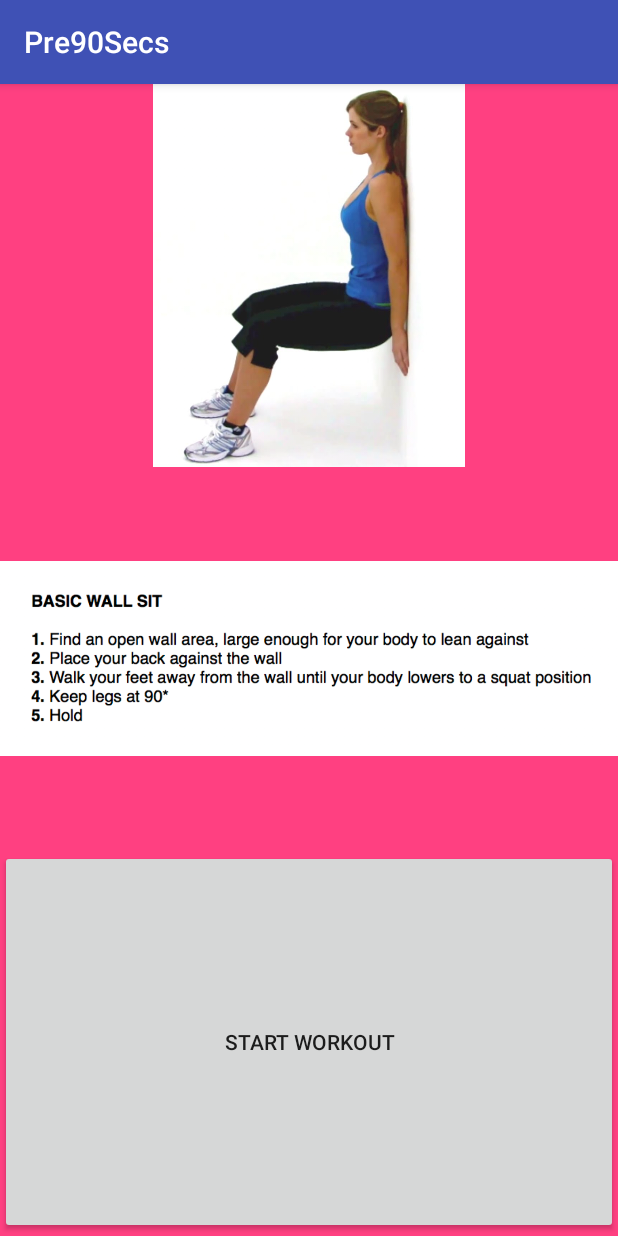
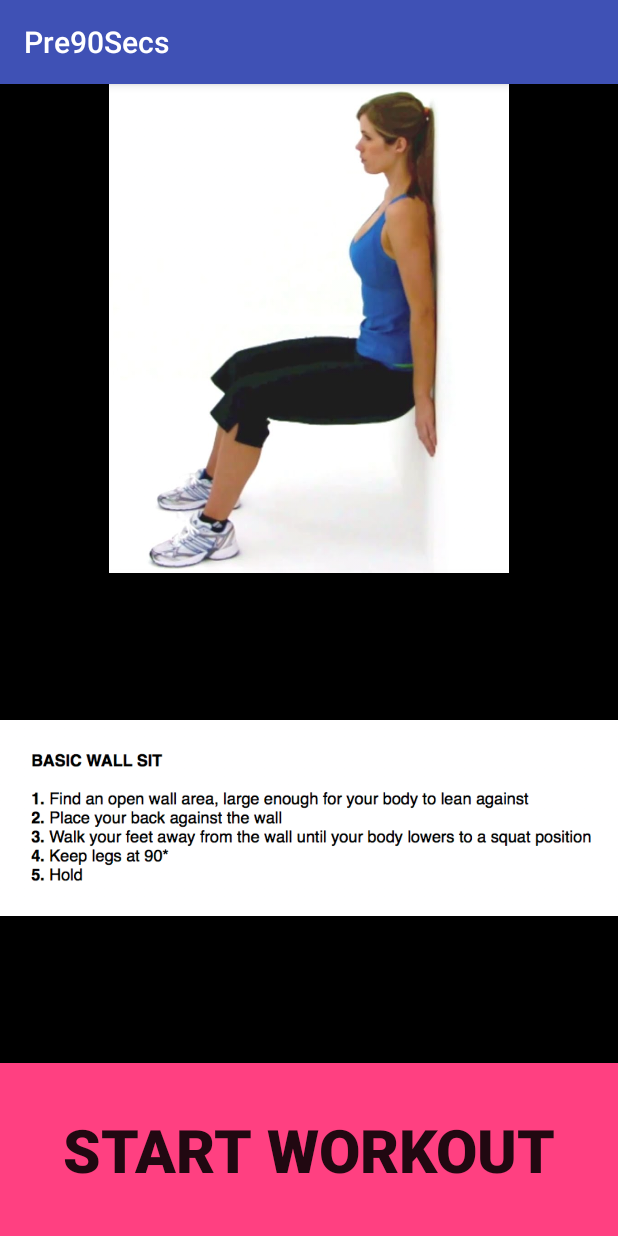
Before and after one commit to alliejc/pre90secs-android, an Android app: the screen it shows after launch (MainActivity), after a tap on "FETCH A WORKOUT", on a phone screen of 412 x 824 dp. Run offline under Robolectric (Android 15) with nearby library versions, the phone set to English and light mode, and no system bars.

Commit message:
Added timer

```diff
--- a/app/src/main/java/com/allie/pre90secs/FetchWorkoutFragment.java
+++ b/app/src/main/java/com/allie/pre90secs/FetchWorkoutFragment.java
@@ -48,14 +48,15 @@ public class FetchWorkoutFragment extends Fragment {
         mFetchWorkoutButton.setOnClickListener(new View.OnClickListener() {
             @Override
             public void onClick(View v) {
+
                 onButtonPressed(true);
             }
         });
     }
 
-    public void onButtonPressed(Boolean grabWorkout) {
+    public void onButtonPressed(boolean loadWorkout) {
         if (mListener != null) {
-            mListener.onFetchWorkoutFragmentInteraction(grabWorkout);
+            mListener.onFetchWorkoutFragmentInteraction(loadWorkout);
         }
     }
 
@@ -77,6 +78,6 @@ public class FetchWorkoutFragment extends Fragment {
     }
 
     public interface OnFetchWorkoutFragmentInteractionListener {
-        void onFetchWorkoutFragmentInteraction(Boolean fetchWorkout);
+        void onFetchWorkoutFragmentInteraction(boolean loadWorkout);
     }
 }
--- a/app/src/main/java/com/allie/pre90secs/MainActivity.java
+++ b/app/src/main/java/com/allie/pre90secs/MainActivity.java
@@ -1,13 +1,12 @@
 package com.allie.pre90secs;
 
-
-import android.net.Uri;
 import android.support.v4.app.FragmentManager;
 import android.support.v4.app.FragmentTransaction;
 import android.support.v7.app.AppCompatActivity;
 import android.os.Bundle;
 import android.view.View;
 import android.widget.Button;
+import android.widget.Toast;
 
 
 public class MainActivity extends AppCompatActivity implements WorkoutFragment.OnWorkoutFragmentInteractionListener, FetchWorkoutFragment.OnFetchWorkoutFragmentInteractionListener {
@@ -20,28 +19,39 @@ public class MainActivity extends AppCompatActivity implements WorkoutFragment.O
         setContentView(R.layout.activity_main);
 
         mFragmentManager = getSupportFragmentManager();
-
-        manageFragmentStack();
-
+        showInitialScreen(false);
     }
 
-    private void manageFragmentStack() {
-        FetchWorkoutFragment fragment = FetchWorkoutFragment.newInstance();
-        mFragmentManager.beginTransaction().add(R.id.main_framelayout, fragment, "fragment").addToBackStack(null)
-                .addToBackStack(null)
-                .commit();
+    private void manageFragmentStack(boolean loadWorkout) {
+
+            if (loadWorkout) {
+//                mFragmentManager.popBackStack(null, FragmentManager.POP_BACK_STACK_INCLUSIVE);
+                WorkoutFragment workoutFragment = WorkoutFragment.newInstance();
+                mFragmentManager.beginTransaction().add(R.id.main_framelayout, workoutFragment, "fragment").addToBackStack(null)
+                        .addToBackStack(null)
+                        .commit();
+            } else {
+//                mFragmentManager.popBackStack(null, FragmentManager.POP_BACK_STACK_INCLUSIVE);
+                FetchWorkoutFragment fetchWorkoutFragment = FetchWorkoutFragment.newInstance();
+                mFragmentManager.beginTransaction().add(R.id.main_framelayout, fetchWorkoutFragment, "fragment").addToBackStack(null)
+                        .addToBackStack(null)
+                        .commit();
+            }
+    }
+
+    private void showInitialScreen(boolean loadWorkout) {
+        manageFragmentStack(loadWorkout);
     }
 
     @Override
-    public void onWorkoutFragmentInteraction(Uri uri) {
-        manageFragmentStack();
+    public void onWorkoutFragmentInteraction(boolean loadWorkout) {
+
+        manageFragmentStack(loadWorkout);
     }
 
     @Override
-    public void onFetchWorkoutFragmentInteraction(Boolean fetchWorkout) {
-        WorkoutFragment fragment = WorkoutFragment.newInstance();
-        mFragmentManager.beginTransaction().add(R.id.main_framelayout, fragment, "fragment").addToBackStack(null)
-                .addToBackStack(null)
-                .commit();
+    public void onFetchWorkoutFragmentInteraction(boolean loadWorkout) {
+
+        manageFragmentStack(loadWorkout);
     }
 }
--- a/app/src/main/res/layout/fragment_fetch_workout.xml
+++ b/app/src/main/res/layout/fragment_fetch_workout.xml
@@ -1,6 +1,7 @@
 <FrameLayout xmlns:android="http://schemas.android.com/apk/res/android"
     android:layout_width="match_parent"
     android:layout_height="match_parent"
+    android:id="@+id/fragment_fetch_workout"
     android:background="@color/colorPrimaryDark">
 
     <Button
--- a/app/src/main/res/layout/fragment_workout.xml
+++ b/app/src/main/res/layout/fragment_workout.xml
@@ -2,7 +2,8 @@
     xmlns:tools="http://schemas.android.com/tools"
     android:layout_width="match_parent"
     android:layout_height="match_parent"
-    android:background="@color/colorAccent"
+    android:id="@+id/fragment_workout"
+    android:background="#000000"
     tools:context="com.allie.pre90secs.WorkoutFragment">
 
   <LinearLayout
@@ -15,21 +16,37 @@
           android:id="@+id/personImageView"
           android:layout_width="match_parent"
           android:layout_height="0dp"
-          android:layout_weight="33.3">
+          android:layout_weight="42.5">
       </ImageView>
 
       <ImageView
           android:id="@+id/imageView"
           android:layout_width="match_parent"
           android:layout_height="0dp"
-          android:layout_weight="33.3">
+          android:layout_weight="42.5">
       </ImageView>
 
       <Button
+          android:id="@+id/startButton"
           android:layout_width="match_parent"
           android:layout_height="0dp"
-          android:layout_weight="33.3"
+          android:layout_weight="15"
+          android:background="@color/colorAccent"
+          android:textStyle="bold"
+          android:textSize="40sp"
+          android:visibility="visible"
           android:text="START WORKOUT">
+      </Button>
+      <Button
+          android:id="@+id/workoutTimer"
+          android:layout_width="match_parent"
+          android:layout_height="0dp"
+          android:layout_weight="15"
+          android:background="@color/colorAccent"
+          android:textStyle="bold"
+          android:textSize="40sp"
+          android:visibility="gone"
+          android:text="TIMER">
       </Button>
   </LinearLayout>
 
```
Also changed, not shown: app/src/main/java/com/allie/pre90secs/WorkoutFragment.java (+70 -5 lines).
